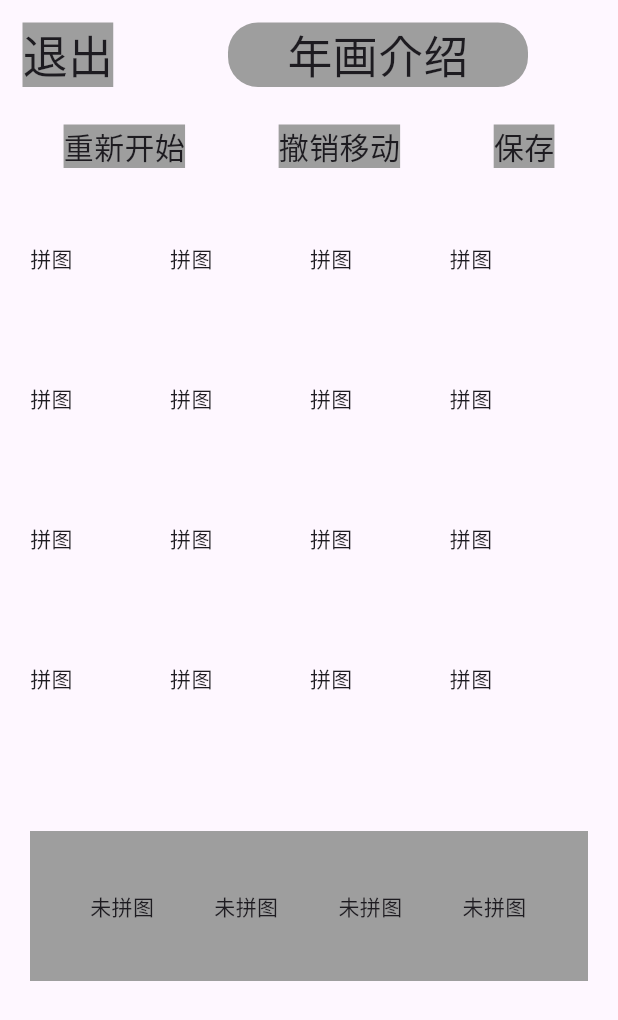
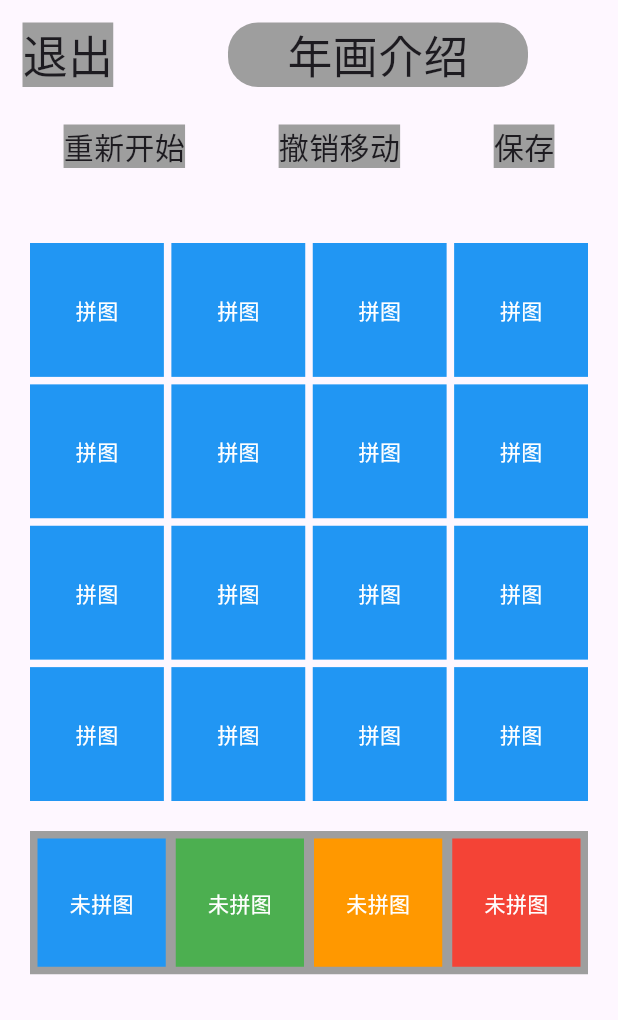
Before and after one commit to Wuyou-zyj/1, a Flutter app: the JigsawPuzzle screen opened directly, on a phone screen of 412 x 824 dp. Shown: the top 1020 px of the screen. Run offline on Flutter 3.47's test engine with Material 3 defaults, Android fonts, the phone set to English and light mode, and no system bars; our stand-ins replace dio, shared_preferences; accounts and stored records are empty.

Commit message:
重构用户信息导入路径，新增拼图相关模型和组件，优化拼图页面布局

```diff
--- a/lib/dio/user_dio.dart
+++ b/lib/dio/user_dio.dart
@@ -1,6 +1,6 @@
 import 'package:dio/dio.dart';
 
-import '../user/user_inf.dart';
+import '../models/user_inf.dart';
 class UserDio{
   static const String url = '';
   static final Dio _dio = Dio(
--- a/lib/pages/home_page.dart
+++ b/lib/pages/home_page.dart
@@ -1,6 +1,6 @@
 import 'package:flutter/material.dart';
 import '../route/routes.dart';
-import '../user/user_inf.dart';
+import '../models/user_inf.dart';
 import '../dio/user_dio.dart';
 import 'package:dio/dio.dart';
 
--- a/lib/pages/jigsaw_puzzle.dart
+++ b/lib/pages/jigsaw_puzzle.dart
@@ -1,3 +1,5 @@
+import 'package:culture_popularization_app/widgets/puzzle_grid.dart';
+import 'package:culture_popularization_app/widgets/puzzle_row.dart';
 import 'package:flutter/material.dart';
 
 import '../route/routes.dart';
@@ -20,7 +22,7 @@ class _JigsawPuzzleState extends State<JigsawPuzzle> {
   Widget build(BuildContext context) {
     return Scaffold(
       body: SafeArea(
-          child: Column(
+          child: ListView(
         children: [
           Row(children: [
             GestureDetector(onTap: (){
@@ -73,37 +75,12 @@ class _JigsawPuzzleState extends State<JigsawPuzzle> {
           SizedBox(
             height: 50,
           ),
-          Container(
-            alignment: Alignment.center,
-            padding: EdgeInsets.symmetric(horizontal: 20),
-            child: GridView.builder(
-              physics: NeverScrollableScrollPhysics(),
-              shrinkWrap: true,
-              gridDelegate: const SliverGridDelegateWithMaxCrossAxisExtent(
-                  maxCrossAxisExtent: 120,
-                  mainAxisSpacing: 1,
-                  crossAxisSpacing: 1),
-              itemBuilder: (context, index) {
-                return const Text("拼图");
-              },
-              itemCount: 16,
-            ),
-          ),
+          //原来的代码存在界面尺寸改变导致行数或列数改变
+          PuzzleGrid(),
           SizedBox(
             height: 20,
           ),
-          Container(margin: EdgeInsets.only(left: 20,right: 20),
-            padding: EdgeInsets.all(20),
-            decoration: BoxDecoration(color: Colors.grey),
-            child: Row(
-              children: [
-                Container(padding: EdgeInsets.all(20),child: Text("未拼图")),
-                Container(padding: EdgeInsets.all(20),child: Text("未拼图")),
-                Container(padding: EdgeInsets.all(20),child: Text("未拼图")),
-                Container(padding: EdgeInsets.all(20),child: Text("未拼图"))
-              ],
-            ),
-          )
+          PuzzleRow()
         ],
       )),
     );
--- a/lib/pages/login_page.dart
+++ b/lib/pages/login_page.dart
@@ -1,5 +1,5 @@
 import 'package:culture_popularization_app/dio/user_dio.dart';
-import 'package:culture_popularization_app/user/user_inf.dart';
+import 'package:culture_popularization_app/models/user_inf.dart';
 import 'package:flutter/material.dart';
 import 'package:dio/dio.dart';
 import '../route/routes.dart';
--- /dev/null
+++ b/lib/widgets/puzzle_grid.dart
@@ -0,0 +1,36 @@
+import 'package:flutter/material.dart';
+
+class PuzzleGrid extends StatelessWidget {
+  @override
+  Widget build(BuildContext context) {
+    // 获取屏幕宽度
+    double screenWidth = MediaQuery.of(context).size.width;
+
+    return Container(
+      alignment: Alignment.center, // 容器内容居中对齐
+      padding: EdgeInsets.symmetric(horizontal: 20), // 左右内边距 20
+      child: GridView.builder(
+        physics: NeverScrollableScrollPhysics(), // 禁止用户滚动
+        shrinkWrap: true, // 高度动态缩放
+        gridDelegate: SliverGridDelegateWithFixedCrossAxisCount(
+          crossAxisCount: 4, // 每行固定显示 4 列
+          mainAxisSpacing: 5, // 主轴方向子项间距
+          crossAxisSpacing: 5, // 横轴方向子项间距
+          childAspectRatio: 1, // 子项宽高比设置为 1，使其为正方形
+        ),
+        itemBuilder: (context, index) {
+          // 构建网格子项
+          return Container(
+            alignment: Alignment.center,
+            color: Colors.blue, // 设置一个颜色以便观察布局
+            child: Text(
+              "拼图",
+              style: TextStyle(color: Colors.white),
+            ),
+          );
+        },
+        itemCount: 16, // 固定生成 16 个子项
+      ),
+    );
+  }
+}
--- /dev/null
+++ b/lib/widgets/puzzle_row.dart
@@ -0,0 +1,64 @@
+import 'package:flutter/material.dart';
+
+class PuzzleRow extends StatelessWidget {
+  @override
+  Widget build(BuildContext context) {
+    // 获取屏幕宽度
+    double screenWidth = MediaQuery.of(context).size.width;
+
+    // 计算每个正方形的边长
+    // 总宽度 = 屏幕宽度 - 父容器左右 margin (40) - 子项之间间距总和 (3 * 10)
+    double squareSize = (screenWidth - 40 - 3 * 10) / 4;
+
+    return Container(
+      margin: EdgeInsets.symmetric(horizontal: 20),
+      padding: EdgeInsets.all(5),
+      decoration: BoxDecoration(color: Colors.grey),
+      child: Row(
+        mainAxisAlignment: MainAxisAlignment.spaceBetween, // 等间距分布子项
+        children: [
+          Container(
+            width: squareSize, // 宽度为正方形边长
+            height: squareSize, // 高度为正方形边长
+            alignment: Alignment.center,
+            color: Colors.blue, // 颜色用来区分每个子项
+            child: Text(
+              "未拼图",
+              style: TextStyle(color: Colors.white),
+            ),
+          ),
+          Container(
+            width: squareSize,
+            height: squareSize,
+            alignment: Alignment.center,
+            color: Colors.green,
+            child: Text(
+              "未拼图",
+              style: TextStyle(color: Colors.white),
+            ),
+          ),
+          Container(
+            width: squareSize,
+            height: squareSize,
+            alignment: Alignment.center,
+            color: Colors.orange,
+            child: Text(
+              "未拼图",
+              style: TextStyle(color: Colors.white),
+            ),
+          ),
+          Container(
+            width: squareSize,
+            height: squareSize,
+            alignment: Alignment.center,
+            color: Colors.red,
+            child: Text(
+              "未拼图",
+              style: TextStyle(color: Colors.white),
+            ),
+          ),
+        ],
+      ),
+    );
+  }
+}
--- a/pubspec.yaml
+++ b/pubspec.yaml
@@ -31,6 +31,7 @@ dependencies:
   flutter:
     sdk: flutter
   shared_preferences: ^2.2.1
+  dio: ^5.7.0
 
   # The following adds the Cupertino Icons font to your application.
   # Use with the CupertinoIcons class for iOS style icons.
@@ -39,7 +40,7 @@ dependencies:
 dev_dependencies:
   flutter_test:
     sdk: flutter
-  dio: ^5.7.0
+
   # The "flutter_lints" package below contains a set of recommended lints to
   # encourage good coding practices. The lint set provided by the package is
   # activated in the `analysis_options.yaml` file located at the root of your
```
Also changed, not shown: lib/dio/puzzle_get_dio.dart (+53 -0 lines), lib/models/puzzle_data.dart (added, +42 -0 lines), lib/models/user_inf.dart (renamed from lib/user/user_inf.dart), pubspec.lock.
